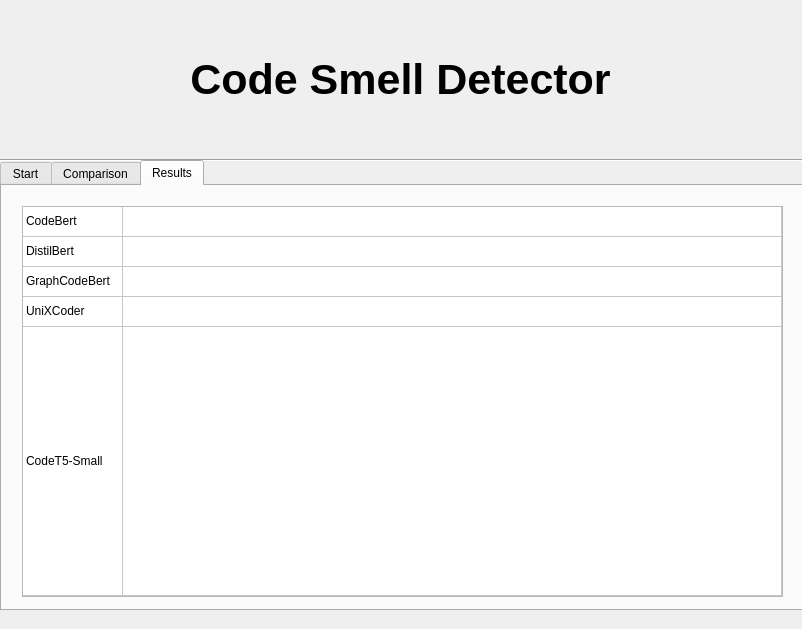
Qt form codesmell.ui (0xCator/aiProject) before a commit.
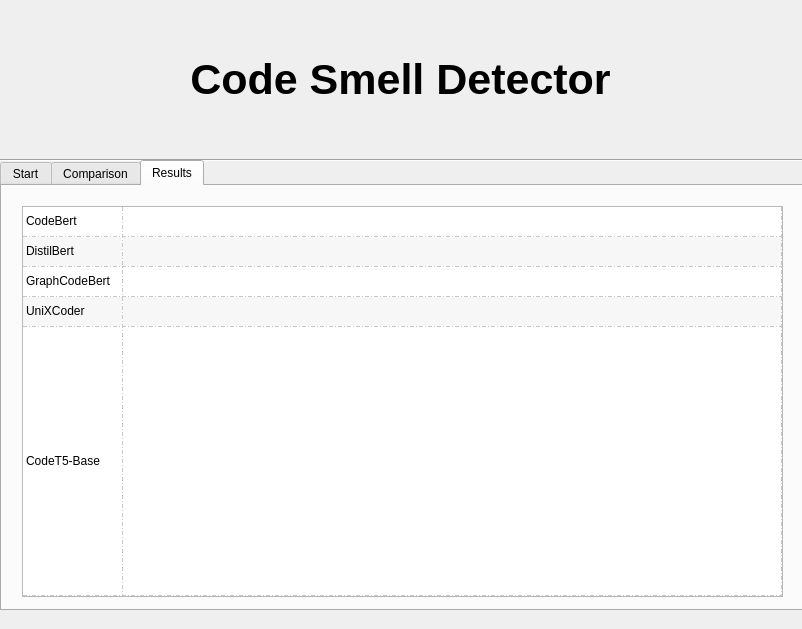
The same form after that commit. The open tabs and pages were chosen to show the change.

What changed in the file:
```diff
--- a/codesmell.ui
+++ b/codesmell.ui
@@ -115,9 +115,18 @@
       <property name="dragDropOverwriteMode">
        <bool>false</bool>
       </property>
+      <property name="alternatingRowColors">
+       <bool>true</bool>
+      </property>
+      <property name="selectionMode">
+       <enum>QAbstractItemView::NoSelection</enum>
+      </property>
       <property name="showGrid">
        <bool>true</bool>
       </property>
+      <property name="gridStyle">
+       <enum>Qt::DashDotLine</enum>
+      </property>
       <property name="sortingEnabled">
        <bool>false</bool>
       </property>
@@ -174,7 +183,7 @@
       </item>
       <item row="4" column="0">
        <property name="text">
-        <string>CodeT5-Small</string>
+        <string>CodeT5-Base</string>
        </property>
       </item>
      </widget>
```
Left out of the diff: 9 changed lines with no effect on the pictures.
